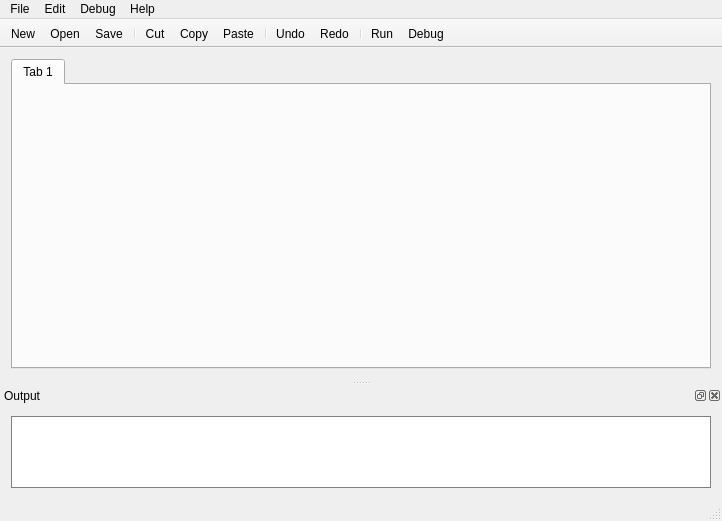
First picture: the form in source/ide/mainwindow.ui, repository IanFinlayson/tetra, before the edit.
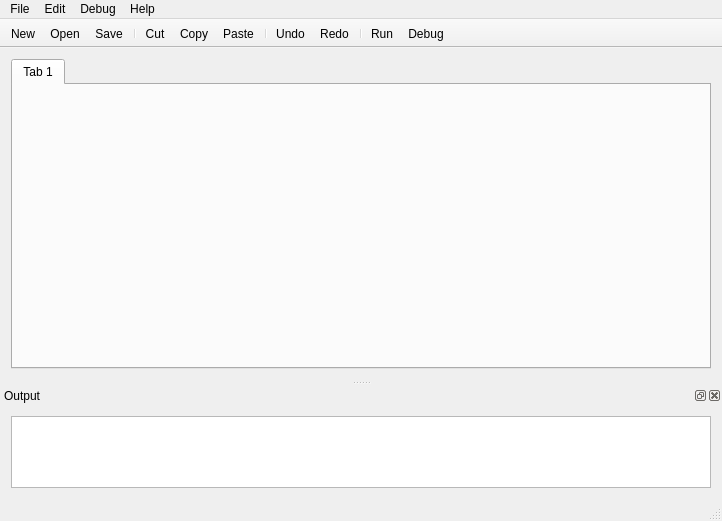
Second picture: the form after the edit. Icons and pictures are not drawn. Custom widgets are drawn as their Qt base class.

Commit message: Get rid of unneeded styling and commented out code

The edit to the form file:
```diff
--- a/source/ide/mainwindow.ui
+++ b/source/ide/mainwindow.ui
@@ -17,9 +17,6 @@
    <iconset>
     <normaloff>:/icons/resources/icons/logo_squares.ico</normaloff>:/icons/resources/icons/logo_squares.ico</iconset>
   </property>
-  <property name="styleSheet">
-   <string notr="true"/>
-  </property>
   <widget class="QWidget" name="centralWidget">
    <property name="styleSheet">
     <string notr="true"/>
@@ -177,11 +174,6 @@
        <property name="autoFillBackground">
         <bool>false</bool>
        </property>
-       <property name="styleSheet">
-        <string notr="true">QTextEdit{
-border: 1px solid grey;
-}</string>
-       </property>
        <property name="frameShadow">
         <enum>QFrame::Plain</enum>
        </property>
```
Left out of the diff: 13 changed lines with no effect on the pictures. The commit also changes 1 other file.
